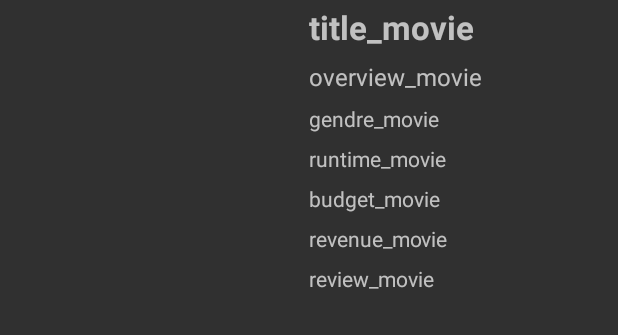
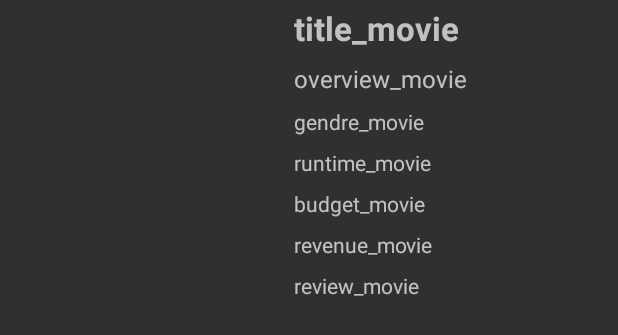
Before and after one commit to Achmadsetiawann/Submission_MovieCatalogue_Part-1, an Android app: the layout detail_film.xml on its own in the app's theme, with its tools: preview values and no code run, on a phone screen of 412 x 824 dp. Shown: the top 335 px of the screen. Run offline under Robolectric (Android 15) with nearby library versions, the phone set to English and light mode, and no system bars.

Commit message:
Add DetailMovieAdapter

```diff
--- a/app/src/main/AndroidManifest.xml
+++ b/app/src/main/AndroidManifest.xml
@@ -23,6 +23,8 @@
 
         </activity>
 
+        <activity android:name=".DetailMovie"></activity>
+
     </application>
 
 </manifest>
--- a/app/src/main/res/layout/detail_film.xml
+++ b/app/src/main/res/layout/detail_film.xml
@@ -1,115 +1,17 @@
 <?xml version="1.0" encoding="utf-8"?>
+<LinearLayout xmlns:android="http://schemas.android.com/apk/res/android"
+    xmlns:tools="http://schemas.android.com/tools"
+    tools:context=".DetailMovie"
+    android:layout_width="match_parent"
+    android:layout_height="match_parent">
 
-<RelativeLayout  xmlns:android="http://schemas.android.com/apk/res/android"
-    xmlns:tools="http://schemas.android.com/tools"
-    android:layout_width="match_parent"
-    android:layout_height="match_parent"
-    tools:context=".DetailMovie">
+    <androidx.recyclerview.widget.RecyclerView
+        android:id="@+id/detail_film"
+        android:layout_width="match_parent"
+        android:layout_height="match_parent"
+        tools:listitem="@layout/detail_list_film"
+        >
 
+    </androidx.recyclerview.widget.RecyclerView>
 
-    <ImageView
-        android:id="@+id/img_movie"
-        android:layout_width="190dp"
-        android:layout_height="305dp"
-        android:scaleType="fitXY"
-        android:layout_marginTop="7dp"
-        />
-
-    <TextView
-        android:id="@+id/title_movie"
-        android:layout_width="wrap_content"
-        android:layout_height="wrap_content"
-        android:layout_marginStart="@dimen/listview_film_margin"
-        android:layout_toEndOf="@+id/img_movie"
-        android:layout_marginTop="@dimen/listview_margin_top"
-        android:layout_marginBottom="@dimen/listview_margin_bottom"
-        android:text="@string/title_movie"
-        android:textSize="@dimen/title_text"
-        android:textStyle="bold"
-        />
-
-    <TextView
-        android:id="@+id/overview_movie"
-        android:layout_width="wrap_content"
-        android:layout_height="wrap_content"
-        android:layout_marginStart="@dimen/listview_film_margin"
-        android:layout_toEndOf="@+id/img_movie"
-        android:layout_below="@id/title_movie"
-        android:layout_marginTop="@dimen/listview_margin_top"
-        android:layout_marginBottom="@dimen/listview_margin_bottom"
-        android:text="@string/overview_movie"
-        android:textSize="@dimen/description_text"
-        android:maxLines="5"
-        />
-
-    <TextView
-        android:id="@+id/gendre_movie"
-        android:layout_width="wrap_content"
-        android:layout_height="wrap_content"
-        android:layout_marginStart="@dimen/listview_film_margin"
-        android:layout_toEndOf="@+id/img_movie"
-        android:layout_below="@id/overview_movie"
-        android:layout_marginTop="@dimen/listview_margin_top"
-        android:layout_marginBottom="@dimen/listview_margin_bottom"
-        android:text="@string/gendre_movie"
-        android:textSize="@dimen/normal_text"
-        android:maxLines="3"
-        />
-
-    <TextView
-        android:id="@+id/runtime_movie"
-        android:layout_width="wrap_content"
-        android:layout_height="wrap_content"
-        android:layout_marginStart="@dimen/listview_film_margin"
-        android:layout_toEndOf="@+id/img_movie"
-        android:layout_below="@id/gendre_movie"
-        android:layout_marginTop="@dimen/listview_margin_top"
-        android:layout_marginBottom="@dimen/listview_margin_bottom"
-        android:text="@string/runtime_movie"
-        android:textSize="@dimen/normal_text"
-        android:maxLines="3"
-        />
-
-    <TextView
-        android:id="@+id/budget_movie"
-        android:layout_width="wrap_content"
-        android:layout_height="wrap_content"
-        android:layout_marginStart="@dimen/listview_film_margin"
-        android:layout_toEndOf="@+id/img_movie"
-        android:layout_below="@id/runtime_movie"
-        android:layout_marginTop="@dimen/listview_margin_top"
-        android:layout_marginBottom="@dimen/listview_margin_bottom"
-        android:text="@string/budget_movie"
-        android:textSize="@dimen/normal_text"
-        android:maxLines="3"
-        />
-
-    <TextView
-        android:id="@+id/revenue_movie"
-        android:layout_width="wrap_content"
-        android:layout_height="wrap_content"
-        android:layout_marginStart="@dimen/listview_film_margin"
-        android:layout_toEndOf="@+id/img_movie"
-        android:layout_below="@id/budget_movie"
-        android:layout_marginTop="@dimen/listview_margin_top"
-        android:layout_marginBottom="@dimen/listview_margin_bottom"
-        android:text="@string/revenue_movie"
-        android:textSize="@dimen/normal_text"
-        android:maxLines="3"
-        />
-
-    <TextView
-        android:id="@+id/review_movie"
-        android:layout_width="wrap_content"
-        android:layout_height="wrap_content"
-        android:layout_marginStart="@dimen/listview_film_margin"
-        android:layout_toEndOf="@+id/img_movie"
-        android:layout_below="@id/revenue_movie"
-        android:layout_marginTop="@dimen/listview_margin_top"
-        android:layout_marginBottom="@dimen/listview_margin_bottom"
-        android:text="@string/review_movie"
-        android:textSize="@dimen/normal_text"
-        android:maxLines="3"
-        />
-
-</RelativeLayout >
+</LinearLayout>
--- /dev/null
+++ b/app/src/main/res/layout/detail_list_film.xml
@@ -0,0 +1,115 @@
+<?xml version="1.0" encoding="utf-8"?>
+
+<RelativeLayout  xmlns:android="http://schemas.android.com/apk/res/android"
+    xmlns:tools="http://schemas.android.com/tools"
+    android:layout_width="match_parent"
+    android:layout_height="match_parent"
+    tools:context=".DetailMovie">
+
+
+    <ImageView
+        android:id="@+id/img_movie"
+        android:layout_width="190dp"
+        android:layout_height="305dp"
+        android:scaleType="fitXY"
+        android:layout_marginTop="7dp"
+        />
+
+    <TextView
+        android:id="@+id/title_movie"
+        android:layout_width="wrap_content"
+        android:layout_height="wrap_content"
+        android:layout_marginStart="@dimen/listview_film_margin"
+        android:layout_toEndOf="@+id/img_movie"
+        android:layout_marginTop="@dimen/listview_margin_top"
+        android:layout_marginBottom="@dimen/listview_margin_bottom"
+        android:text="@string/title_movie"
+        android:textSize="@dimen/title_text"
+        android:textStyle="bold"
+        />
+
+    <TextView
+        android:id="@+id/overview_movie"
+        android:layout_width="wrap_content"
+        android:layout_height="wrap_content"
+        android:layout_marginStart="@dimen/listview_film_margin"
+        android:layout_toEndOf="@+id/img_movie"
+        android:layout_below="@id/title_movie"
+        android:layout_marginTop="@dimen/listview_margin_top"
+        android:layout_marginBottom="@dimen/listview_margin_bottom"
+        android:text="@string/overview_movie"
+        android:textSize="@dimen/description_text"
+        android:maxLines="5"
+        />
+
+    <TextView
+        android:id="@+id/gendre_movie"
+        android:layout_width="wrap_content"
+        android:layout_height="wrap_content"
+        android:layout_marginStart="@dimen/listview_film_margin"
+        android:layout_toEndOf="@+id/img_movie"
+        android:layout_below="@id/overview_movie"
+        android:layout_marginTop="@dimen/listview_margin_top"
+        android:layout_marginBottom="@dimen/listview_margin_bottom"
+        android:text="@string/gendre_movie"
+        android:textSize="@dimen/normal_text"
+        android:maxLines="3"
+        />
+
+    <TextView
+        android:id="@+id/runtime_movie"
+        android:layout_width="wrap_content"
+        android:layout_height="wrap_content"
+        android:layout_marginStart="@dimen/listview_film_margin"
+        android:layout_toEndOf="@+id/img_movie"
+        android:layout_below="@id/gendre_movie"
+        android:layout_marginTop="@dimen/listview_margin_top"
+        android:layout_marginBottom="@dimen/listview_margin_bottom"
+        android:text="@string/runtime_movie"
+        android:textSize="@dimen/normal_text"
+        android:maxLines="3"
+        />
+
+    <TextView
+        android:id="@+id/budget_movie"
+        android:layout_width="wrap_content"
+        android:layout_height="wrap_content"
+        android:layout_marginStart="@dimen/listview_film_margin"
+        android:layout_toEndOf="@+id/img_movie"
+        android:layout_below="@id/runtime_movie"
+        android:layout_marginTop="@dimen/listview_margin_top"
+        android:layout_marginBottom="@dimen/listview_margin_bottom"
+        android:text="@string/budget_movie"
+        android:textSize="@dimen/normal_text"
+        android:maxLines="3"
+        />
+
+    <TextView
+        android:id="@+id/revenue_movie"
+        android:layout_width="wrap_content"
+        android:layout_height="wrap_content"
+        android:layout_marginStart="@dimen/listview_film_margin"
+        android:layout_toEndOf="@+id/img_movie"
+        android:layout_below="@id/budget_movie"
+        android:layout_marginTop="@dimen/listview_margin_top"
+        android:layout_marginBottom="@dimen/listview_margin_bottom"
+        android:text="@string/revenue_movie"
+        android:textSize="@dimen/normal_text"
+        android:maxLines="3"
+        />
+
+    <TextView
+        android:id="@+id/review_movie"
+        android:layout_width="wrap_content"
+        android:layout_height="wrap_content"
+        android:layout_marginStart="@dimen/listview_film_margin"
+        android:layout_toEndOf="@+id/img_movie"
+        android:layout_below="@id/revenue_movie"
+        android:layout_marginTop="@dimen/listview_margin_top"
+        android:layout_marginBottom="@dimen/listview_margin_bottom"
+        android:text="@string/review_movie"
+        android:textSize="@dimen/normal_text"
+        android:maxLines="3"
+        />
+
+</RelativeLayout >
--- a/app/src/main/res/values/dimens.xml
+++ b/app/src/main/res/values/dimens.xml
@@ -9,8 +9,8 @@
 
 
     <!--Setting dimen fragment_daftar_film-->
-    <dimen name="listview_film_margin">16dp</dimen>
-    <dimen name="listview_margin_top">3dp</dimen>
+    <dimen name="listview_film_margin">6dp</dimen>
+    <dimen name="listview_margin_top">4dp</dimen>
     <dimen name="listview_margin_bottom">4dp</dimen>
 
 </resources>
```
Also changed, not shown: app/src/main/java/com/example/submissionmoviecatalogue/DetailMovie.java (+33 -4 lines), app/src/main/java/com/example/submissionmoviecatalogue/DetailMovieAdapter.java (added, +71 -0 lines), app/src/main/java/com/example/submissionmoviecatalogue/MainActivity.java (+4 -19 lines), app/src/main/res/layout/list_film.xml (+13 -2 lines).
